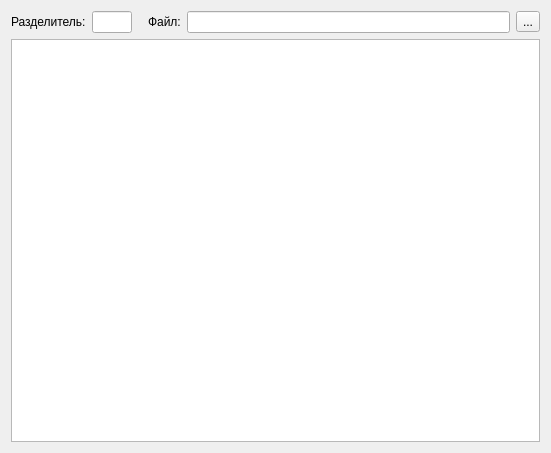
First picture: the form in bomFileReader/trunk/mainwindow.ui, repository lit-uriy/ysoft, before the edit.
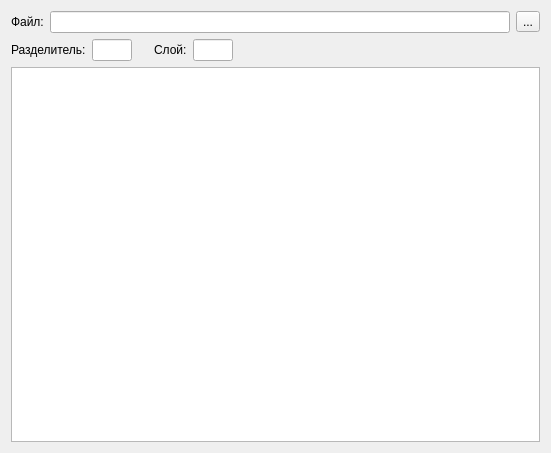
Second picture: the form after the edit.

Commit message: * Добавил поле для указания слоя ПП.

What changed in the file:
```diff
--- a/bomFileReader/trunk/mainwindow.ui
+++ b/bomFileReader/trunk/mainwindow.ui
@@ -15,45 +15,6 @@
   <layout class="QVBoxLayout" >
    <item>
     <layout class="QHBoxLayout" >
-     <item>
-      <widget class="QLabel" name="label" >
-       <property name="text" >
-        <string>Разделитель:</string>
-       </property>
-      </widget>
-     </item>
-     <item>
-      <widget class="QLineEdit" name="edt_delim" >
-       <property name="sizePolicy" >
-        <sizepolicy vsizetype="Fixed" hsizetype="Fixed" >
-         <horstretch>0</horstretch>
-         <verstretch>0</verstretch>
-        </sizepolicy>
-       </property>
-       <property name="maximumSize" >
-        <size>
-         <width>40</width>
-         <height>40</height>
-        </size>
-       </property>
-      </widget>
-     </item>
-     <item>
-      <spacer>
-       <property name="orientation" >
-        <enum>Qt::Horizontal</enum>
-       </property>
-       <property name="sizeType" >
-        <enum>QSizePolicy::Fixed</enum>
-       </property>
-       <property name="sizeHint" >
-        <size>
-         <width>10</width>
-         <height>20</height>
-        </size>
-       </property>
-      </spacer>
-     </item>
      <item>
       <widget class="QLabel" name="label_2" >
        <property name="text" >
@@ -73,6 +34,85 @@
      </item>
     </layout>
    </item>
+   <item>
+    <layout class="QHBoxLayout" >
+     <item>
+      <widget class="QLabel" name="label" >
+       <property name="text" >
+        <string>Разделитель:</string>
+       </property>
+      </widget>
+     </item>
+     <item>
+      <widget class="QLineEdit" name="edt_delim" >
+       <property name="sizePolicy" >
+        <sizepolicy vsizetype="Fixed" hsizetype="Fixed" >
+         <horstretch>0</horstretch>
+         <verstretch>0</verstretch>
+        </sizepolicy>
+       </property>
+       <property name="maximumSize" >
+        <size>
+         <width>40</width>
+         <height>40</height>
+        </size>
+       </property>
+      </widget>
+     </item>
+     <item>
+      <spacer>
+       <property name="orientation" >
+        <enum>Qt::Horizontal</enum>
+       </property>
+       <property name="sizeType" >
+        <enum>QSizePolicy::Fixed</enum>
+       </property>
+       <property name="sizeHint" >
+        <size>
+         <width>16</width>
+         <height>20</height>
+        </size>
+       </property>
+      </spacer>
+     </item>
+     <item>
+      <widget class="QLabel" name="label_3" >
+       <property name="text" >
+        <string>Слой:</string>
+       </property>
+      </widget>
+     </item>
+     <item>
+      <widget class="QLineEdit" name="edt_layer" >
+       <property name="sizePolicy" >
+        <sizepolicy vsizetype="Fixed" hsizetype="Fixed" >
+         <horstretch>0</horstretch>
+         <verstretch>0</verstretch>
+        </sizepolicy>
+       </property>
+       <property name="maximumSize" >
+        <size>
+         <width>40</width>
+         <height>40</height>
+        </size>
+       </property>
+      </widget>
+     </item>
+     <item>
+      <spacer>
+       <property name="orientation" >
+        <enum>Qt::Horizontal</enum>
+       </property>
+       <property name="sizeHint" >
+        <size>
+         <width>40</width>
+         <height>20</height>
+        </size>
+       </property>
+      </spacer>
+     </item>
+    </layout>
+   </item>
    <item>
     <widget class="QTableWidget" name="table" />
    </item>
```
